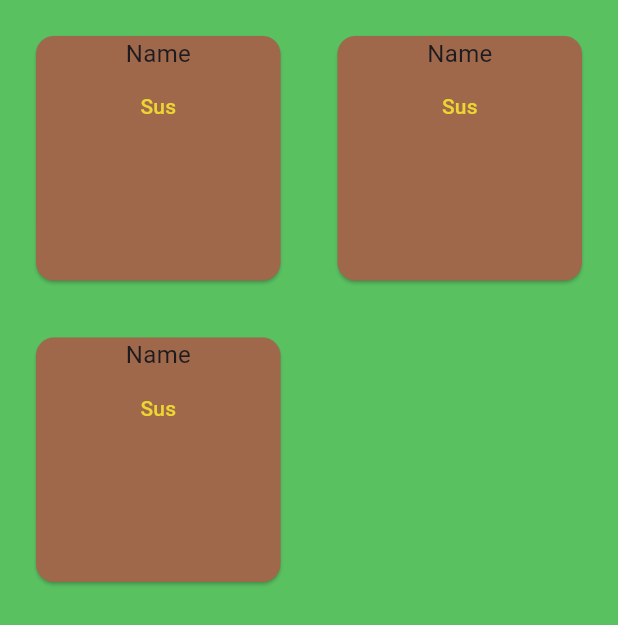
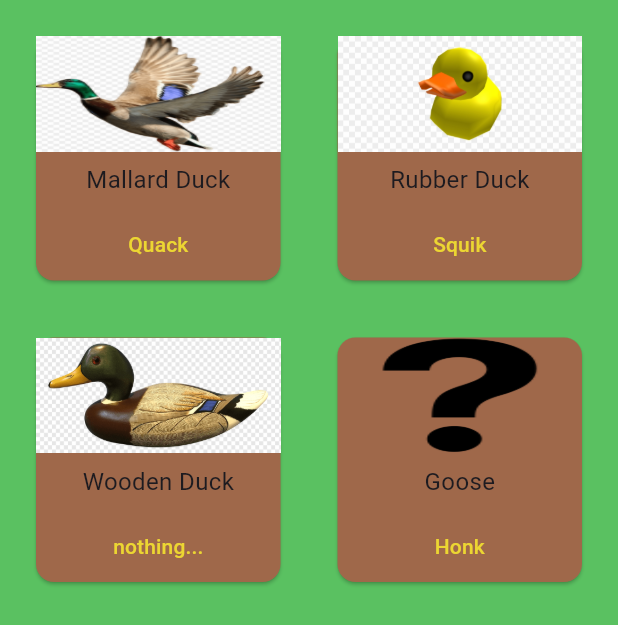
Before and after one commit to DanyloSus/second_project, a Flutter app: the screen it shows after launch, on a phone screen of 412 x 824 dp. Shown: the top 625 px of the screen. Run offline on Flutter 3.47's test engine with Material 3 defaults, Android fonts, the phone set to English and light mode, and no system bars.

Commit message:
Complete Duck widget and SnackBar

```diff
--- a/lib/classes/bird_factory.dart
+++ b/lib/classes/bird_factory.dart
@@ -3,9 +3,6 @@ import 'package:second_project/classes/goose.dart';
 import 'package:second_project/classes/goose_adapter.dart';
 
 class BirdFactory {
-  Duck duck = Duck("", name: "Sus");
-  Duck goose = GooseAdapter(Goose("", name: ""), "", name: "");
-
   Duck createDuck(sound, {required name, image = "question", canFly}) {
     return Duck(sound, name: name, image: image, canFly: canFly);
   }
--- a/lib/classes/goose_adapter.dart
+++ b/lib/classes/goose_adapter.dart
@@ -2,7 +2,7 @@ import 'package:second_project/classes/duck.dart';
 import 'package:second_project/classes/goose.dart';
 
 class GooseAdapter extends Duck {
-  GooseAdapter(this.goose, sound, {required name}) : super(null, name: null);
+  GooseAdapter(this.goose, sound, {required name}) : super(sound, name: name);
 
   Goose goose;
 
--- /dev/null
+++ b/lib/data/ducks.dart
@@ -0,0 +1,13 @@
+import '../classes/bird_factory.dart';
+import '../classes/duck.dart';
+
+BirdFactory birdFactory = BirdFactory();
+
+List<Duck> duckArray = [
+  birdFactory.createDuck("Quack", name: "Mallard Duck", image: "mallard"),
+  birdFactory.createDuck("Squik",
+      name: "Rubber Duck", canFly: false, image: "rubber"),
+  birdFactory.createDuck("nothing...",
+      name: "Wooden Duck", canFly: false, image: "wooden"),
+  birdFactory.createGoose("Honk", name: "Goose")
+];
--- a/lib/main.dart
+++ b/lib/main.dart
@@ -2,10 +2,13 @@ import "package:flutter/material.dart";
 
 import "package:second_project/widgets/duck_container.dart";
 
+import "package:second_project/data/ducks.dart";
+
 void main() {
   // runApp(const MaterialApp(
   //   home: Text("Sus"),
-  // )); for faster starting the app
+  // ));
+  // for faster starting the app
 
   runApp(
     const MyApp(),
@@ -32,7 +35,15 @@ class _MyAppState extends State<MyApp> {
             mainAxisSpacing: 30,
             crossAxisSpacing: 30,
             padding: const EdgeInsets.all(20),
-            children: const [DuckContainer(), DuckContainer(), DuckContainer()],
+            children: [
+              ...duckArray.map((e) => (DuckContainer(
+                    e.sound!,
+                    name: e.name!,
+                    canFly: e.canFly!,
+                    image: e.image!,
+                    quack: e.quack!,
+                  ))),
+            ],
           ),
         ),
       ),
--- a/lib/widgets/duck_container.dart
+++ b/lib/widgets/duck_container.dart
@@ -1,7 +1,18 @@
 import 'package:flutter/material.dart';
 
 class DuckContainer extends StatefulWidget {
-  const DuckContainer({super.key});
+  const DuckContainer(this.sound,
+      {required this.name,
+      this.image = "question",
+      required this.canFly,
+      required this.quack,
+      super.key});
+
+  final String sound;
+  final String quack;
+  final String name;
+  final String image;
+  final bool canFly;
 
   @override
   State<DuckContainer> createState() => _DuckContainerState();
@@ -10,22 +21,40 @@ class DuckContainer extends StatefulWidget {
 class _DuckContainerState extends State<DuckContainer> {
   @override
   Widget build(BuildContext context) {
+    var image = widget.image;
+
+    final snackBar = SnackBar(
+      content: Text(widget.quack),
+      action: SnackBarAction(
+        label: 'Undo',
+        onPressed: () {},
+      ),
+    );
+
     return Card(
       color: const Color.fromARGB(255, 159, 104, 74),
       child: Column(
+        mainAxisAlignment: MainAxisAlignment.spaceBetween,
         children: [
-          const Text(
-            "Name",
-            style: TextStyle(
+          Image.asset(
+            "assets/images/$image.png",
+            width: double.infinity,
+            height: 77,
+            fit: BoxFit.fill,
+          ),
+          Text(
+            widget.name,
+            style: const TextStyle(
               color: Color.fromARGB(255, 29, 27, 32),
               fontSize: 16,
             ),
           ),
           TextButton(
-              onPressed: () => {},
-              child: const Text(
-                "Sus",
-                style: TextStyle(
+              onPressed: () =>
+                  ScaffoldMessenger.of(context).showSnackBar(snackBar),
+              child: Text(
+                widget.sound,
+                style: const TextStyle(
                   color: Color.fromARGB(255, 236, 214, 50),
                   fontSize: 14,
                 ),
--- a/pubspec.yaml
+++ b/pubspec.yaml
@@ -59,9 +59,8 @@ flutter:
   uses-material-design: true
 
   # To add assets to your application, add an assets section, like this:
-  # assets:
-  #   - images/a_dot_burr.jpeg
-  #   - images/a_dot_ham.jpeg
+  assets:
+      - assets/images/
 
   # An image asset can refer to one or more resolution-specific "variants", see
   # https://flutter.dev/assets-and-images/#resolution-aware
```
Also changed, not shown: assets/images/mallard.png (added), assets/images/question.png (added), assets/images/rubber.png (added), assets/images/wooden.png (added).
